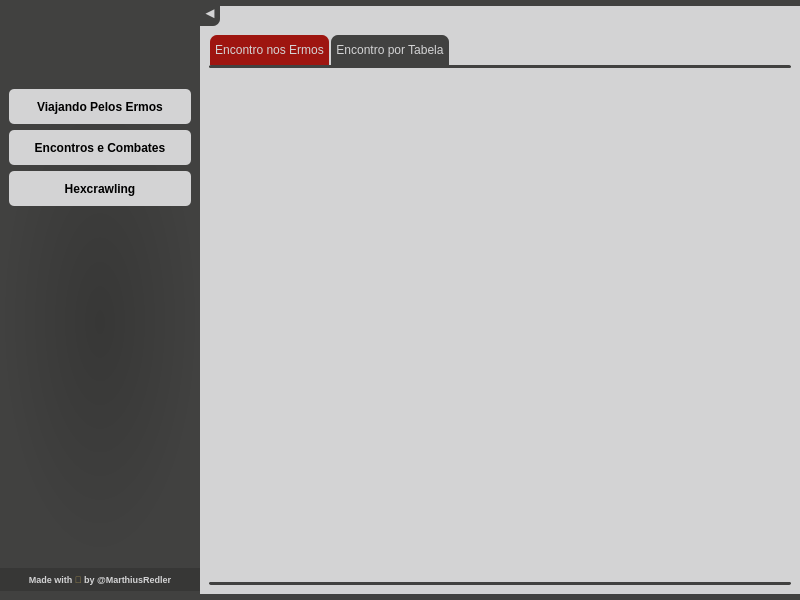
First picture: the form in old_dragon_tool/ui/main_window.ui, repository marthiusredler/Old-Dragon-Tool, before the edit.
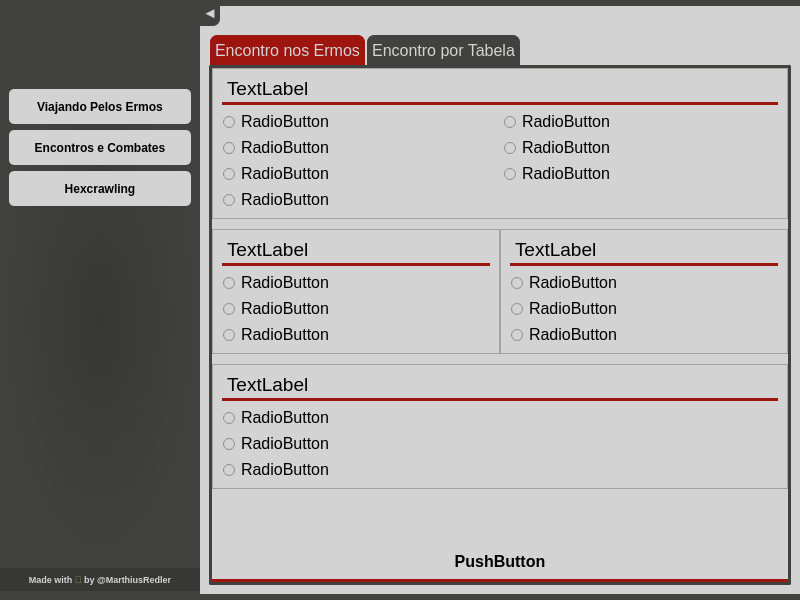
Second picture: the form after the edit. The open tabs and pages were chosen to show the change. Icons and pictures are not drawn.

Patch:
```diff
--- a/old_dragon_tool/ui/main_window.ui
+++ b/old_dragon_tool/ui/main_window.ui
@@ -597,9 +597,8 @@
            <widget class="QStackedWidget" name="stackedWidget">
             <property name="styleSheet">
              <string notr="true">QTabWidget::pane { /* The tab widget frame */
-	border-top: 3px solid  rgb(65, 65, 64);
-	border-bottom: 3px solid  rgb(65, 65, 64);
-	border-radius: 2px;
+	border: 3px solid  rgb(65, 65, 64);
+	border-radius: 4px;
 }
 
 QTabBar::tab {
@@ -626,6 +625,39 @@
 QTabBar::tab:pressed{
 	background: rgb(65, 65, 64);
 	border: 1px rgb(158, 21, 16);
+}
+
+*{
+	font-size: 12pt;
+}
+
+QLabel{
+	border-bottom: 3px solid rgb(158, 21, 16);
+	padding-bottom: 4px;
+	max-height: 20px;
+	font-size: 14pt
+}
+
+QPushButton {
+	min-height: 35px;
+	background-color: rgb(211, 211, 212);
+	border-top-left-radius: 5px;
+	border-top-right-radius: 5px;
+	border-bottom: 3px solid rgb(158, 21, 16);
+	font-weight: 500;
+}
+
+QPushButton::hover {
+	background-color: rgb(158, 21, 16);
+	color: rgb(211, 211, 212);
+	font-weight: 500;
+}
+
+QPushButton::pressed {
+	background-color:rgb(65, 65, 64);
+	color: rgb(211, 211, 212);
+	border: 2px solid;
+	border-color: rgb(158, 21, 16);
 }</string>
             </property>
             <property name="currentIndex">
@@ -659,8 +691,56 @@
             </widget>
             <widget class="QWidget" name="page2">
              <layout class="QGridLayout" name="gridLayout_11">
+              <property name="leftMargin">
+               <number>9</number>
+              </property>
+              <property name="topMargin">
+               <number>9</number>
+              </property>
+              <property name="rightMargin">
+               <number>9</number>
+              </property>
+              <property name="bottomMargin">
+               <number>9</number>
+              </property>
               <item row="0" column="0">
                <widget class="QTabWidget" name="tabWidget_3">
+                <property name="styleSheet">
+                 <string notr="true">QTabWidget::pane { /* The tab widget frame */
+	border-top: 3px solid  rgb(65, 65, 64);
+	border-bottom: 3px solid  rgb(65, 65, 64);
+	border-radius: 2px;
+}
+
+QTabBar::tab {
+	color: rgb(211, 211, 212);
+    background: rgb(65, 65, 64);
+	border-top-left-radius: 7px;
+    border-top-right-radius: 7px;
+	margin: 0px 1px;
+	padding: 0px 5px;
+    min-width: 40px;
+	min-height: 30px;
+}
+
+QTabBar::tab:selected{
+    background: rgb(158, 21, 16);
+	border: 1px rgb(158, 21, 16);
+}
+
+QTabBar::tab:hover {
+    background: rgb(158, 21, 16);
+	border:1px solid rgb(65, 65, 64);
+}
+
+QTabBar::tab:pressed{
+	background: rgb(65, 65, 64);
+	border: 1px rgb(158, 21, 16);
+}</string>
+                </property>
+                <property name="currentIndex">
+                 <number>0</number>
+                </property>
                 <property name="documentMode">
                  <bool>false</bool>
                 </property>
@@ -668,6 +748,234 @@
                  <attribute name="title">
                   <string>Encontro nos Ermos</string>
                  </attribute>
+                 <layout class="QGridLayout" name="gridLayout_14">
+                  <property name="leftMargin">
+                   <number>0</number>
+                  </property>
+                  <property name="topMargin">
+                   <number>0</number>
+                  </property>
+                  <property name="rightMargin">
+                   <number>0</number>
+                  </property>
+                  <property name="bottomMargin">
+                   <number>0</number>
+                  </property>
+                  <property name="horizontalSpacing">
+                   <number>0</number>
+                  </property>
+                  <property name="verticalSpacing">
+                   <number>10</number>
+                  </property>
+                  <item row="4" column="0" colspan="2">
+                   <widget class="QPushButton" name="pushButton_2">
+                    <property name="text">
+                     <string>PushButton</string>
+                    </property>
+                   </widget>
+                  </item>
+                  <item row="1" column="1">
+                   <widget class="QFrame" name="frame_6">
+                    <property name="frameShape">
+                     <enum>QFrame::StyledPanel</enum>
+                    </property>
+                    <property name="frameShadow">
+                     <enum>QFrame::Raised</enum>
+                    </property>
+                    <layout class="QGridLayout" name="gridLayout_18">
+                     <item row="0" column="0">
+                      <widget class="QLabel" name="label_6">
+                       <property name="text">
+                        <string>TextLabel</string>
+                       </property>
+                      </widget>
+                     </item>
+                     <item row="1" column="0">
+                      <widget class="QRadioButton" name="radioButton_21">
+                       <property name="text">
+                        <string>RadioButton</string>
+                       </property>
+                      </widget>
+                     </item>
+                     <item row="2" column="0">
+                      <widget class="QRadioButton" name="radioButton_22">
+                       <property name="text">
+                        <string>RadioButton</string>
+                       </property>
+                      </widget>
+                     </item>
+                     <item row="3" column="0">
+                      <widget class="QRadioButton" name="radioButton_23">
+                       <property name="text">
+                        <string>RadioButton</string>
+                       </property>
+                      </widget>
+                     </item>
+                    </layout>
+                   </widget>
+                  </item>
+                  <item row="2" column="0" colspan="2">
+                   <widget class="QFrame" name="frame_5">
+                    <property name="frameShape">
+                     <enum>QFrame::StyledPanel</enum>
+                    </property>
+                    <property name="frameShadow">
+                     <enum>QFrame::Raised</enum>
+                    </property>
+                    <layout class="QGridLayout" name="gridLayout_19">
+                     <item row="0" column="0">
+                      <widget class="QLabel" name="label_7">
+                       <property name="text">
+                        <string>TextLabel</string>
+                       </property>
+                      </widget>
+                     </item>
+                     <item row="1" column="0">
+                      <widget class="QRadioButton" name="radioButton_26">
+                       <property name="text">
+                        <string>RadioButton</string>
+                       </property>
+                      </widget>
+                     </item>
+                     <item row="2" column="0">
+                      <widget class="QRadioButton" name="radioButton_24">
+                       <property name="text">
+                        <string>RadioButton</string>
+                       </property>
+                      </widget>
+                     </item>
+                     <item row="3" column="0">
+                      <widget class="QRadioButton" name="radioButton_25">
+                       <property name="text">
+                        <string>RadioButton</string>
+                       </property>
+                      </widget>
+                     </item>
+                    </layout>
+                   </widget>
+                  </item>
+                  <item row="0" column="0" colspan="2">
+                   <widget class="QFrame" name="frame_2">
+                    <property name="frameShape">
+                     <enum>QFrame::StyledPanel</enum>
+                    </property>
+                    <property name="frameShadow">
+                     <enum>QFrame::Raised</enum>
+                    </property>
+                    <layout class="QGridLayout" name="gridLayout_16">
+                     <item row="1" column="0">
+                      <widget class="QRadioButton" name="radioButton_8">
+                       <property name="text">
+                        <string>RadioButton</string>
+                       </property>
+                      </widget>
+                     </item>
+                     <item row="1" column="1">
+                      <widget class="QRadioButton" name="radioButton_15">
+                       <property name="text">
+                        <string>RadioButton</string>
+                       </property>
+                      </widget>
+                     </item>
+                     <item row="2" column="0">
+                      <widget class="QRadioButton" name="radioButton_9">
+                       <property name="text">
+                        <string>RadioButton</string>
+                       </property>
+                      </widget>
+                     </item>
+                     <item row="2" column="1">
+                      <widget class="QRadioButton" name="radioButton_16">
+                       <property name="text">
+                        <string>RadioButton</string>
+                       </property>
+                      </widget>
+                     </item>
+                     <item row="3" column="0">
+                      <widget class="QRadioButton" name="radioButton_10">
+                       <property name="text">
+                        <string>RadioButton</string>
+                       </property>
+                      </widget>
+                     </item>
+                     <item row="3" column="1">
+                      <widget class="QRadioButton" name="radioButton_17">
+                       <property name="text">
+                        <string>RadioButton</string>
+                       </property>
+                      </widget>
+                     </item>
+                     <item row="4" column="0">
+                      <widget class="QRadioButton" name="radioButton_14">
+                       <property name="text">
+                        <string>RadioButton</string>
+                       </property>
+                      </widget>
+                     </item>
+                     <item row="0" column="0" colspan="2">
+                      <widget class="QLabel" name="label_3">
+                       <property name="text">
+                        <string>TextLabel</string>
+                       </property>
+                      </widget>
+                     </item>
+                    </layout>
+                   </widget>
+                  </item>
+                  <item row="1" column="0">
+                   <widget class="QFrame" name="frame_4">
+                    <property name="frameShape">
+                     <enum>QFrame::StyledPanel</enum>
+                    </property>
+                    <property name="frameShadow">
+                     <enum>QFrame::Raised</enum>
+                    </property>
+                    <layout class="QGridLayout" name="gridLayout_17">
+                     <item row="0" column="0">
+                      <widget class="QLabel" name="label_5">
+                       <property name="text">
+                        <string>TextLabel</string>
+                       </property>
+                      </widget>
+                     </item>
+                     <item row="1" column="0">
+                      <widget class="QRadioButton" name="radioButton_18">
+                       <property name="text">
+                        <string>RadioButton</string>
+                       </property>
+                      </widget>
+                     </item>
+                     <item row="2" column="0">
+                      <widget class="QRadioButton" name="radioButton_19">
+                       <property name="text">
+                        <string>RadioButton</string>
+                       </property>
+                      </widget>
+                     </item>
+                     <item row="3" column="0">
+                      <widget class="QRadioButton" name="radioButton_20">
+                       <property name="text">
+                        <string>RadioButton</string>
+                       </property>
+                      </widget>
+                     </item>
+                    </layout>
+                   </widget>
+                  </item>
+                  <item row="3" column="0" colspan="2">
+                   <spacer name="verticalSpacer_3">
+                    <property name="orientation">
+                     <enum>Qt::Vertical</enum>
+                    </property>
+                    <property name="sizeHint" stdset="0">
+                     <size>
+                      <width>20</width>
+                      <height>40</height>
+                     </size>
+                    </property>
+                   </spacer>
+                  </item>
+                 </layout>
                 </widget>
                 <widget class="QWidget" name="tab_6">
                  <attribute name="title">
```
Left out of the diff: 283 changed lines with no effect on the pictures.
